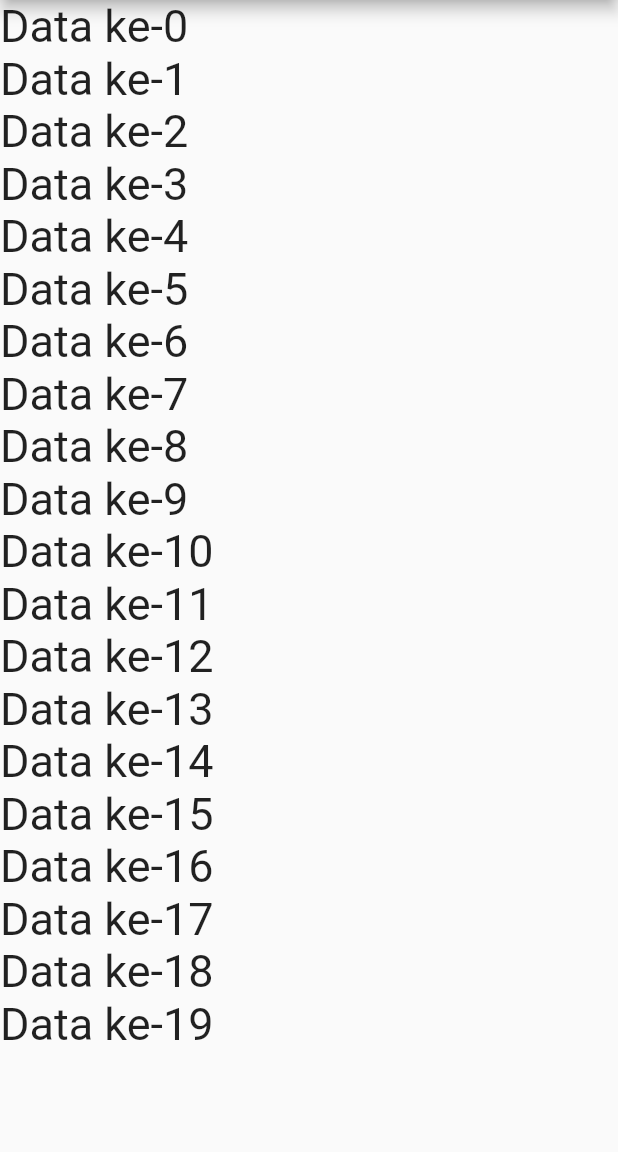
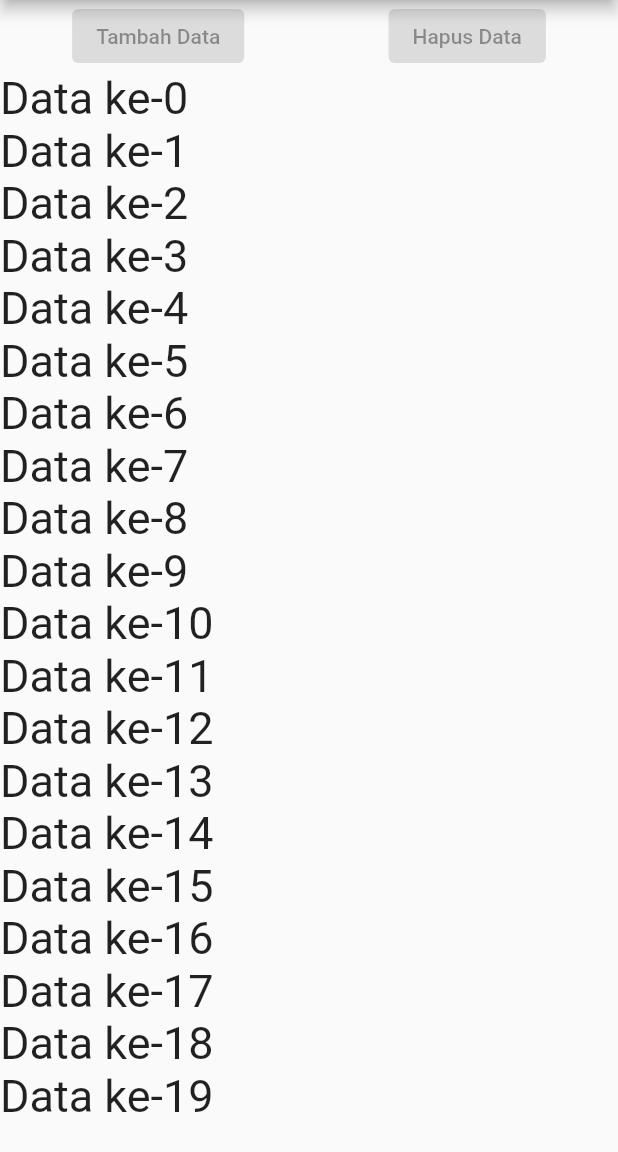
Before and after one commit to chairoel/Flutter-Basic, a Flutter app: the screen it shows after launch, on a phone screen of 412 x 824 dp, the part 84-1236 px from its top. Run offline on Flutter 3.47's test engine with Material 2 defaults, Android fonts, the phone set to English and light mode, and no system bars.

Commit message:
Added button add and button remove

```diff
--- a/latihan_listview/lib/main.dart
+++ b/latihan_listview/lib/main.dart
@@ -30,7 +30,19 @@ class _MyAppState extends State<MyApp> {
       appBar: AppBar(
         title: Text("Latihan ListView"),
       ),
-      body: ListView(children: widgets),
+      body: ListView(children: <Widget>[
+        Row(
+          mainAxisAlignment: MainAxisAlignment.spaceAround,
+          children: [
+            ElevatedButton(onPressed: null, child: Text("Tambah Data")),
+            ElevatedButton(onPressed: null, child: Text("Hapus Data")),
+          ],
+        ),
+        Column(
+          crossAxisAlignment: CrossAxisAlignment.start,
+          children: widgets,
+        )
+      ]),
     ));
   }
 }
```
